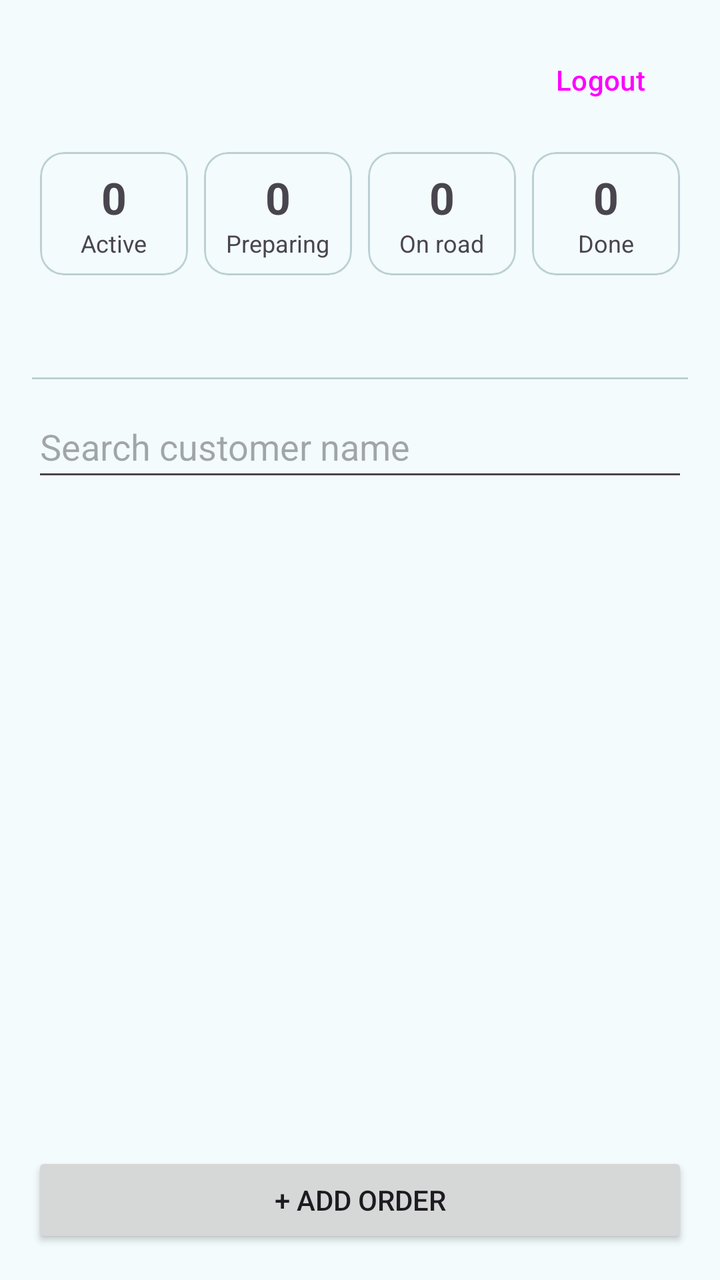
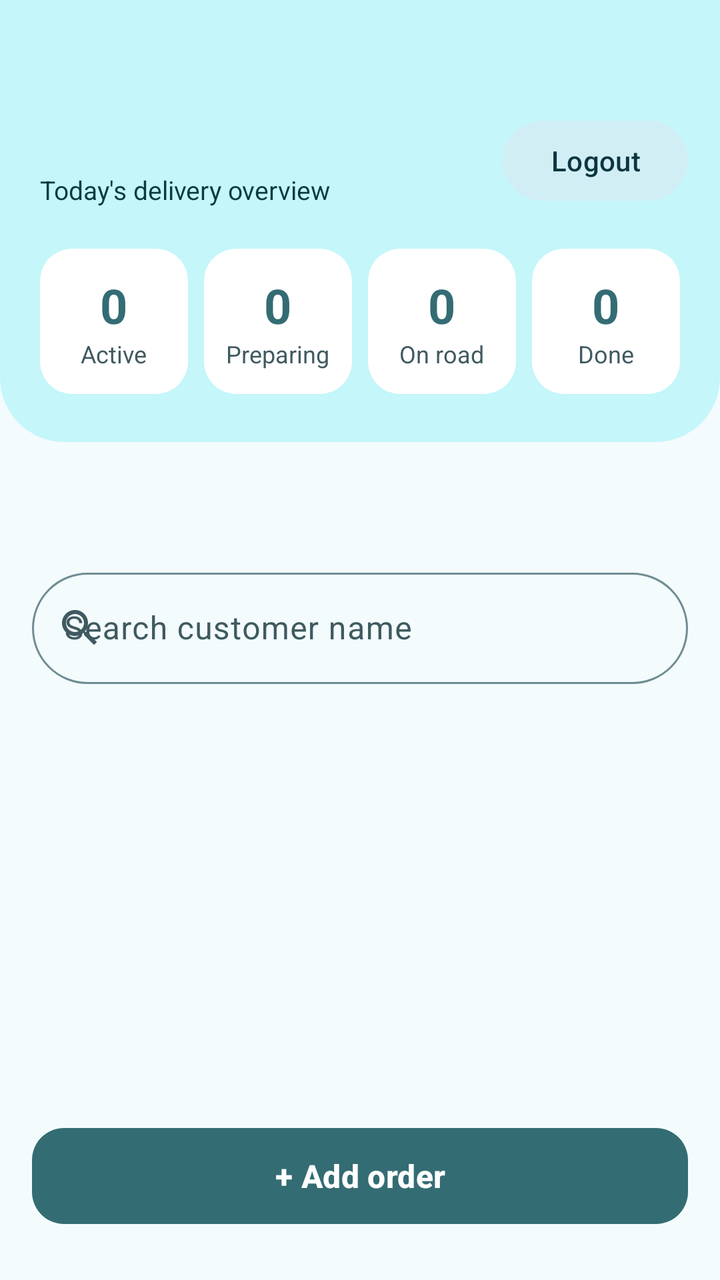

An Android layout rendered at two revisions. The XML below is the earlier revision; the diff shows what the commit changed to produce the second picture.
<!-- AndroidManifest.xml: application theme Theme.RefillTrack -->
<!-- res/layout/activity_dashboard.xml -->
<?xml version="1.0" encoding="utf-8"?>
<LinearLayout xmlns:android="http://schemas.android.com/apk/res/android"
    android:layout_width="match_parent"
    android:layout_height="match_parent"
    android:fitsSystemWindows="true"
    android:orientation="vertical"
    android:padding="16dp">

    <LinearLayout
        android:layout_width="match_parent"
        android:layout_height="wrap_content"
        android:gravity="center_vertical"
        android:orientation="horizontal">

        <TextView
            android:id="@+id/tvWelcome"
            android:layout_width="0dp"
            android:layout_height="wrap_content"
            android:layout_weight="1"
            android:textSize="20sp"
            android:textStyle="bold" />

        <Button
            android:id="@+id/btnLogout"
            style="?attr/borderlessButtonStyle"
            android:layout_width="wrap_content"
            android:layout_height="wrap_content"
            android:text="Logout" />
    </LinearLayout>

    <LinearLayout
        android:layout_width="match_parent"
        android:layout_height="wrap_content"
        android:layout_marginTop="8dp"
        android:orientation="horizontal">

        <com.google.android.material.card.MaterialCardView
            android:layout_width="0dp"
            android:layout_height="wrap_content"
            android:layout_margin="4dp"
            android:layout_weight="1">
            <LinearLayout
                android:layout_width="match_parent"
                android:layout_height="wrap_content"
                android:gravity="center"
                android:orientation="vertical"
                android:padding="8dp">
                <TextView
                    android:id="@+id/tvCountActive"
                    android:layout_width="wrap_content"
                    android:layout_height="wrap_content"
                    android:text="0"
                    android:textSize="22sp"
                    android:textStyle="bold" />
                <TextView
                    android:layout_width="wrap_content"
                    android:layout_height="wrap_content"
                    android:text="Active"
                    android:textSize="12sp" />
            </LinearLayout>
        </com.google.android.material.card.MaterialCardView>

        <com.google.android.material.card.MaterialCardView
            android:layout_width="0dp"
            android:layout_height="wrap_content"
            android:layout_margin="4dp"
            android:layout_weight="1">
            <LinearLayout
                android:layout_width="match_parent"
                android:layout_height="wrap_content"
                android:gravity="center"
                android:orientation="vertical"
                android:padding="8dp">
                <TextView
                    android:id="@+id/tvCountPreparing"
                    android:layout_width="wrap_content"
                    android:layout_height="wrap_content"
                    android:text="0"
                    android:textSize="22sp"
                    android:textStyle="bold" />
                <TextView
                    android:layout_width="wrap_content"
                    android:layout_height="wrap_content"
                    android:text="Preparing"
                    android:textSize="12sp" />
            </LinearLayout>
        </com.google.android.material.card.MaterialCardView>

        <com.google.android.material.card.MaterialCardView
            android:layout_width="0dp"
            android:layout_height="wrap_content"
            android:layout_margin="4dp"
            android:layout_weight="1">
            <LinearLayout
                android:layout_width="match_parent"
                android:layout_height="wrap_content"
                android:gravity="center"
                android:orientation="vertical"
                android:padding="8dp">
                <TextView
                    android:id="@+id/tvCountOnRoad"
                    android:layout_width="wrap_content"
                    android:layout_height="wrap_content"
                    android:text="0"
                    android:textSize="22sp"
                    android:textStyle="bold" />
                <TextView
                    android:layout_width="wrap_content"
                    android:layout_height="wrap_content"
                    android:text="On road"
                    android:textSize="12sp" />
            </LinearLayout>
        </com.google.android.material.card.MaterialCardView>

        <com.google.android.material.card.MaterialCardView
            android:layout_width="0dp"
            android:layout_height="wrap_content"
            android:layout_margin="4dp"
            android:layout_weight="1">
            <LinearLayout
                android:layout_width="match_parent"
                android:layout_height="wrap_content"
                android:gravity="center"
                android:orientation="vertical"
                android:padding="8dp">
                <TextView
                    android:id="@+id/tvCountDone"
                    android:layout_width="wrap_content"
                    android:layout_height="wrap_content"
                    android:text="0"
                    android:textSize="22sp"
                    android:textStyle="bold" />
                <TextView
                    android:layout_width="wrap_content"
                    android:layout_height="wrap_content"
                    android:text="Done"
                    android:textSize="12sp" />
            </LinearLayout>
        </com.google.android.material.card.MaterialCardView>
    </LinearLayout>

    <com.google.android.material.tabs.TabLayout
        android:id="@+id/tabLayout"
        android:layout_width="match_parent"
        android:layout_height="wrap_content" />

    
    <EditText
        android:id="@+id/etSearch"
        android:layout_width="match_parent"
        android:layout_height="wrap_content"
        android:layout_marginTop="8dp"
        android:hint="Search customer name"
        android:importantForAutofill="no"
        android:inputType="text"
        android:maxLines="1"
        android:minHeight="48dp" />

    
    <FrameLayout
        android:layout_width="match_parent"
        android:layout_height="0dp"
        android:layout_marginTop="8dp"
        android:layout_weight="1">

        <androidx.recyclerview.widget.RecyclerView
            android:id="@+id/rvOrders"
            android:layout_width="match_parent"
            android:layout_height="match_parent" />

        <TextView
            android:id="@+id/tvEmpty"
            android:layout_width="wrap_content"
            android:layout_height="wrap_content"
            android:layout_gravity="center"
            android:text="No orders to show."
            android:visibility="gone" />
    </FrameLayout>

    <Button
        android:id="@+id/btnAddOrder"
        android:layout_width="match_parent"
        android:layout_height="wrap_content"
        android:text="+ ADD ORDER" />
</LinearLayout>
<!-- resources referenced by this layout -->
<resources>
  <color name="md_primary">#346C74</color>
  <color name="md_on_primary">#FFFFFF</color>
  <color name="md_primary_container">#C4F6FA</color>
  <color name="md_on_primary_container">#0B3A40</color>
  <color name="md_secondary">#18A6C7</color>
  <color name="md_on_secondary">#00262D</color>
  <color name="md_secondary_container">#D2EEF5</color>
  <color name="md_on_secondary_container">#0A3640</color>
  <color name="md_tertiary">#668EA3</color>
  <color name="md_on_tertiary">#00202A</color>
  <color name="md_tertiary_container">#D8E7EF</color>
  <color name="md_on_tertiary_container">#10303D</color>
  <color name="md_error">#B3261E</color>
  <color name="md_on_error">#FFFFFF</color>
  <color name="md_error_container">#F9DEDC</color>
  <color name="md_on_error_container">#410E0B</color>
  <color name="md_background">#F3FBFC</color>
  <color name="md_on_background">#0F2327</color>
  <color name="md_surface">#F3FBFC</color>
  <color name="md_on_surface">#0F2327</color>
  <color name="md_surface_variant">#DAE8EB</color>
  <color name="md_on_surface_variant">#3F5A60</color>
  <color name="md_outline">#6F8D93</color>
  <color name="md_outline_variant">#BCD0D4</color>
  <color name="md_surface_container_lowest">#FFFFFF</color>
  <color name="md_surface_container_low">#EDF6F8</color>
  <color name="md_surface_container">#E7F1F3</color>
  <color name="md_surface_container_high">#E1ECEF</color>
  <color name="md_surface_container_highest">#DBE7EA</color>
  <!-- unchanged entries left out for length: 1 -->
</resources>

<!-- the commit's change to res/layout/activity_dashboard.xml (unified diff, before → after) -->
@@ -1,172 +1,277 @@
 <?xml version="1.0" encoding="utf-8"?>
 <LinearLayout xmlns:android="http://schemas.android.com/apk/res/android"
+    xmlns:app="http://schemas.android.com/apk/res-auto"
     android:layout_width="match_parent"
     android:layout_height="match_parent"
-    android:fitsSystemWindows="true"
-    android:orientation="vertical"
-    android:padding="16dp">
-
-    <LinearLayout
+    android:background="?attr/colorSurface"
+    android:orientation="vertical">
+
+    
+    <com.google.android.material.card.MaterialCardView
         android:layout_width="match_parent"
         android:layout_height="wrap_content"
-        android:gravity="center_vertical"
-        android:orientation="horizontal">
-
-        <TextView
-            android:id="@+id/tvWelcome"
-            android:layout_width="0dp"
+        android:layout_marginTop="-32dp"
+        app:cardBackgroundColor="?attr/colorPrimaryContainer"
+        app:cardCornerRadius="32dp"
+        app:cardElevation="0dp"
+        app:strokeWidth="0dp">
+
+        <LinearLayout
+            android:layout_width="match_parent"
             android:layout_height="wrap_content"
-            android:layout_weight="1"
-            android:textSize="20sp"
-            android:textStyle="bold" />
-
-        <Button
-            android:id="@+id/btnLogout"
-            style="?attr/borderlessButtonStyle"
-            android:layout_width="wrap_content"
-            android:layout_height="wrap_content"
-            android:text="Logout" />
-    </LinearLayout>
-
-    <LinearLayout
-        android:layout_width="match_parent"
-        android:layout_height="wrap_content"
-        android:layout_marginTop="8dp"
-        android:orientation="horizontal">
-
-        <com.google.android.material.card.MaterialCardView
-            android:layout_width="0dp"
-            android:layout_height="wrap_content"
-            android:layout_margin="4dp"
-            android:layout_weight="1">
+            android:orientation="vertical"
+            android:paddingStart="16dp"
+            android:paddingTop="88dp"
+            android:paddingEnd="16dp"
+            android:paddingBottom="20dp">
+
+            
             <LinearLayout
                 android:layout_width="match_parent"
                 android:layout_height="wrap_content"
-                android:gravity="center"
-                android:orientation="vertical"
-                android:padding="8dp">
-                <TextView
-                    android:id="@+id/tvCountActive"
+                android:gravity="center_vertical"
+                android:orientation="horizontal"
+                android:paddingStart="4dp">
+
+                <LinearLayout
+                    android:layout_width="0dp"
+                    android:layout_height="wrap_content"
+                    android:layout_weight="1"
+                    android:orientation="vertical">
+
+                    <TextView
+                        android:id="@+id/tvWelcome"
+                        android:layout_width="match_parent"
+                        android:layout_height="wrap_content"
+                        android:ellipsize="end"
+                        android:maxLines="1"
+                        android:textColor="?attr/colorOnPrimaryContainer"
+                        android:textSize="20sp"
+                        android:textStyle="bold" />
+
+                    <TextView
+                        android:layout_width="wrap_content"
+                        android:layout_height="wrap_content"
+                        android:layout_marginTop="2dp"
+                        android:text="Today's delivery overview"
+                        android:textColor="?attr/colorOnPrimaryContainer"
+                        android:textSize="13sp" />
+                </LinearLayout>
+
+                <com.google.android.material.button.MaterialButton
+                    android:id="@+id/btnLogout"
+                    style="@style/Widget.Material3.Button.TonalButton"
                     android:layout_width="wrap_content"
                     android:layout_height="wrap_content"
-                    android:text="0"
-                    android:textSize="22sp"
-                    android:textStyle="bold" />
-                <TextView
-                    android:layout_width="wrap_content"
-                    android:layout_height="wrap_content"
-                    android:text="Active"
-                    android:textSize="12sp" />
+                    android:text="Logout"
+                    android:textAllCaps="false" />
             </LinearLayout>
-        </com.google.android.material.card.MaterialCardView>
-
-        <com.google.android.material.card.MaterialCardView
-            android:layout_width="0dp"
-            android:layout_height="wrap_content"
-            android:layout_margin="4dp"
-            android:layout_weight="1">
+
+            
             <LinearLayout
                 android:layout_width="match_parent"
                 android:layout_height="wrap_content"
-                android:gravity="center"
-                android:orientation="vertical"
-                android:padding="8dp">
-                <TextView
-                    android:id="@+id/tvCountPreparing"
-                    android:layout_width="wrap_content"
-                    android:layout_height="wrap_content"
-                    android:text="0"
-                    android:textSize="22sp"
-                    android:textStyle="bold" />
-                <TextView
-                    android:layout_width="wrap_content"
-                    android:layout_height="wrap_content"
-                    android:text="Preparing"
-                    android:textSize="12sp" />
+                android:layout_marginTop="16dp"
+                android:orientation="horizontal">
+
+                <com.google.android.material.card.MaterialCardView
+                    android:layout_width="0dp"
+                    android:layout_height="wrap_content"
+                    android:layout_margin="4dp"
+                    android:layout_weight="1"
+                    app:cardBackgroundColor="?attr/colorSurfaceContainerLowest"
+                    app:cardCornerRadius="16dp"
+                    app:cardElevation="0dp"
+                    app:strokeWidth="0dp">
+
+                    <LinearLayout
+                        android:layout_width="match_parent"
+                        android:layout_height="wrap_content"
+                        android:gravity="center"
+                        android:orientation="vertical"
+                        android:paddingTop="12dp"
+                        android:paddingBottom="12dp">
+
+                        <TextView
+                            android:id="@+id/tvCountActive"
+                            android:layout_width="wrap_content"
+                            android:layout_height="wrap_content"
+                            android:text="0"
+                            android:textColor="?attr/colorPrimary"
+                            android:textSize="24sp"
+                            android:textStyle="bold" />
+
+                        <TextView
+                            android:layout_width="wrap_content"
+                            android:layout_height="wrap_content"
+                            android:text="Active"
+                            android:textColor="?attr/colorOnSurfaceVariant"
+                            android:textSize="12sp" />
+                    </LinearLayout>
+                </com.google.android.material.card.MaterialCardView>
+
+                <com.google.android.material.card.MaterialCardView
+                    android:layout_width="0dp"
+                    android:layout_height="wrap_content"
+                    android:layout_margin="4dp"
+                    android:layout_weight="1"
+                    app:cardBackgroundColor="?attr/colorSurfaceContainerLowest"
+                    app:cardCornerRadius="16dp"
+                    app:cardElevation="0dp"
+                    app:strokeWidth="0dp">
+
+                    <LinearLayout
+                        android:layout_width="match_parent"
+                        android:layout_height="wrap_content"
+                        android:gravity="center"
+                        android:orientation="vertical"
+                        android:paddingTop="12dp"
+                        android:paddingBottom="12dp">
+
+                        <TextView
+                            android:id="@+id/tvCountPreparing"
+                            android:layout_width="wrap_content"
+                            android:layout_height="wrap_content"
+                            android:text="0"
+                            android:textColor="?attr/colorPrimary"
+                            android:textSize="24sp"
+                            android:textStyle="bold" />
+
+                        <TextView
+                            android:layout_width="wrap_content"
+                            android:layout_height="wrap_content"
+                            android:text="Preparing"
+                            android:textColor="?attr/colorOnSurfaceVariant"
+                            android:textSize="12sp" />
+                    </LinearLayout>
+                </com.google.android.material.card.MaterialCardView>
+
+                <com.google.android.material.card.MaterialCardView
+                    android:layout_width="0dp"
+                    android:layout_height="wrap_content"
+                    android:layout_margin="4dp"
+                    android:layout_weight="1"
+                    app:cardBackgroundColor="?attr/colorSurfaceContainerLowest"
+                    app:cardCornerRadius="16dp"
+                    app:cardElevation="0dp"
+                    app:strokeWidth="0dp">
+
+                    <LinearLayout
+                        android:layout_width="match_parent"
+                        android:layout_height="wrap_content"
+                        android:gravity="center"
+                        android:orientation="vertical"
+                        android:paddingTop="12dp"
+                        android:paddingBottom="12dp">
+
+                        <TextView
+                            android:id="@+id/tvCountOnRoad"
+                            android:layout_width="wrap_content"
+                            android:layout_height="wrap_content"
+                            android:text="0"
+                            android:textColor="?attr/colorPrimary"
+                            android:textSize="24sp"
+                            android:textStyle="bold" />
+
+                        <TextView
+                            android:layout_width="wrap_content"
+                            android:layout_height="wrap_content"
+                            android:text="On road"
+                            android:textColor="?attr/colorOnSurfaceVariant"
+                            android:textSize="12sp" />
+                    </LinearLayout>
+                </com.google.android.material.card.MaterialCardView>
+
+                <com.google.android.material.card.MaterialCardView
+                    android:layout_width="0dp"
+                    android:layout_height="wrap_content"
+                    android:layout_margin="4dp"
+                    android:layout_weight="1"
+                    app:cardBackgroundColor="?attr/colorSurfaceContainerLowest"
+                    app:cardCornerRadius="16dp"
+                    app:cardElevation="0dp"
+                    app:strokeWidth="0dp">
+
+                    <LinearLayout
+                        android:layout_width="match_parent"
+                        android:layout_height="wrap_content"
+                        android:gravity="center"
+                        android:orientation="vertical"
+                        android:paddingTop="12dp"
+                        android:paddingBottom="12dp">
+
+                        <TextView
+                            android:id="@+id/tvCountDone"
+                            android:layout_width="wrap_content"
+                            android:layout_height="wrap_content"
+                            android:text="0"
+                            android:textColor="?attr/colorPrimary"
+                            android:textSize="24sp"
+                            android:textStyle="bold" />
+
+                        <TextView
+                            android:layout_width="wrap_content"
+                            android:layout_height="wrap_content"
+                            android:text="Done"
+                            android:textColor="?attr/colorOnSurfaceVariant"
+                            android:textSize="12sp" />
+                    </LinearLayout>
+                </com.google.android.material.card.MaterialCardView>
             </LinearLayout>
-        </com.google.android.material.card.MaterialCardView>
-
-        <com.google.android.material.card.MaterialCardView
-            android:layout_width="0dp"
-            android:layout_height="wrap_content"
-            android:layout_margin="4dp"
-            android:layout_weight="1">
-            <LinearLayout
-                android:layout_width="match_parent"
-                android:layout_height="wrap_content"
-                android:gravity="center"
-                android:orientation="vertical"
-                android:padding="8dp">
-                <TextView
-                    android:id="@+id/tvCountOnRoad"
-                    android:layout_width="wrap_content"
-                    android:layout_height="wrap_content"
-                    android:text="0"
-                    android:textSize="22sp"
-                    android:textStyle="bold" />
-                <TextView
-                    android:layout_width="wrap_content"
-                    android:layout_height="wrap_content"
-                    android:text="On road"
-                    android:textSize="12sp" />
-            </LinearLayout>
-        </com.google.android.material.card.MaterialCardView>
-
-        <com.google.android.material.card.MaterialCardView
-            android:layout_width="0dp"
-            android:layout_height="wrap_content"
-            android:layout_margin="4dp"
-            android:layout_weight="1">
-            <LinearLayout
-                android:layout_width="match_parent"
-                android:layout_height="wrap_content"
-                android:gravity="center"
-                android:orientation="vertical"
-                android:padding="8dp">
-                <TextView
-                    android:id="@+id/tvCountDone"
-                    android:layout_width="wrap_content"
-                    android:layout_height="wrap_content"
-                    android:text="0"
-                    android:textSize="22sp"
-                    android:textStyle="bold" />
-                <TextView
-                    android:layout_width="wrap_content"
-                    android:layout_height="wrap_content"
-                    android:text="Done"
-                    android:textSize="12sp" />
-            </LinearLayout>
-        </com.google.android.material.card.MaterialCardView>
-    </LinearLayout>
-
+        </LinearLayout>
+    </com.google.android.material.card.MaterialCardView>
+
+    
     <com.google.android.material.tabs.TabLayout
         android:id="@+id/tabLayout"
-        android:layout_width="match_parent"
-        android:layout_height="wrap_content" />
-
-    
-    <EditText
-        android:id="@+id/etSearch"
+        style="@style/Widget.Material3.TabLayout"
         android:layout_width="match_parent"
         android:layout_height="wrap_content"
+        android:layout_marginStart="8dp"
         android:layout_marginTop="8dp"
+        android:layout_marginEnd="8dp"
+        android:background="@android:color/transparent" />
+
+    
+    <com.google.android.material.textfield.TextInputLayout
+        style="@style/Widget.Material3.TextInputLayout.OutlinedBox"
+        android:layout_width="match_parent"
+        android:layout_height="wrap_content"
+        android:layout_marginStart="16dp"
+        android:layout_marginTop="4dp"
+        android:layout_marginEnd="16dp"
         android:hint="Search customer name"
-        android:importantForAutofill="no"
-        android:inputType="text"
-        android:maxLines="1"
-        android:minHeight="48dp" />
+        app:boxCornerRadiusBottomEnd="28dp"
+        app:boxCornerRadiusBottomStart="28dp"
+        app:boxCornerRadiusTopEnd="28dp"
+        app:boxCornerRadiusTopStart="28dp"
+        app:endIconMode="clear_text"
+        app:startIconDrawable="@drawable/ic_search">
+
+        <com.google.android.material.textfield.TextInputEditText
+            android:id="@+id/etSearch"
+            android:layout_width="match_parent"
+            android:layout_height="wrap_content"
+            android:importantForAutofill="no"
+            android:inputType="text"
+            android:maxLines="1" />
+    </com.google.android.material.textfield.TextInputLayout>
 
     
     <FrameLayout
         android:layout_width="match_parent"
         android:layout_height="0dp"
-        android:layout_marginTop="8dp"
         android:layout_weight="1">
 
         <androidx.recyclerview.widget.RecyclerView
             android:id="@+id/rvOrders"
             android:layout_width="match_parent"
-            android:layout_height="match_parent" />
+            android:layout_height="match_parent"
+            android:clipToPadding="false"
+            android:paddingStart="16dp"
+            android:paddingTop="12dp"
+            android:paddingEnd="16dp"
+            android:paddingBottom="8dp" />
 
         <TextView
             android:id="@+id/tvEmpty"
@@ -174,12 +279,20 @@
             android:layout_height="wrap_content"
             android:layout_gravity="center"
             android:text="No orders to show."
+            android:textColor="?attr/colorOnSurfaceVariant"
             android:visibility="gone" />
     </FrameLayout>
 
-    <Button
+    <com.google.android.material.button.MaterialButton
         android:id="@+id/btnAddOrder"
         android:layout_width="match_parent"
-        android:layout_height="wrap_content"
-        android:text="+ ADD ORDER" />
+        android:layout_height="56dp"
+        android:layout_marginStart="16dp"
+        android:layout_marginEnd="16dp"
+        android:layout_marginBottom="24dp"
+        android:text="+ Add order"
+        android:textAllCaps="false"
+        android:textSize="16sp"
+        android:textStyle="bold"
+        app:cornerRadius="16dp" />
 </LinearLayout>
<!-- resource entries referenced after the edit -->
@@ -1,5 +1,15 @@
 <!-- resources referenced by this layout -->
 <resources>
+  <!-- drawable ic_search (drawable) -->
+  <vector xmlns:android="http://schemas.android.com/apk/res/android"
+      android:width="24dp"
+      android:height="24dp"
+      android:viewportWidth="24"
+      android:viewportHeight="24">
+      <path
+          android:fillColor="#FFFFFF"
+          android:pathData="M15.5,14h-0.79l-0.28,-0.27C15.41,12.59 16,11.11 16,9.5 16,5.91 13.09,3 9.5,3S3,5.91 3,9.5 5.91,16 9.5,16c1.61,0 3.09,-0.59 4.23,-1.57l0.27,0.28v0.79l5,4.99L20.49,19l-4.99,-5zM9.5,14C7.01,14 5,11.99 5,9.5S7.01,5 9.5,5 14,7.01 14,9.5 11.99,14 9.5,14z" />
+  </vector>
   <color name="md_primary">#346C74</color>
   <color name="md_on_primary">#FFFFFF</color>
   <color name="md_primary_container">#C4F6FA</color>
